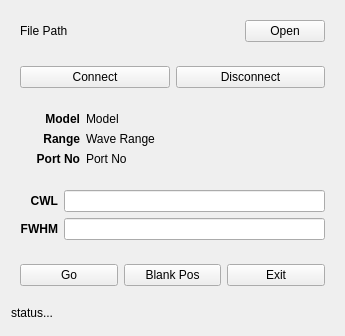
The window that PolySample/form.ui (iiSM4u/iiSM-SW_public) describes before a commit, drawn with Qt 5.
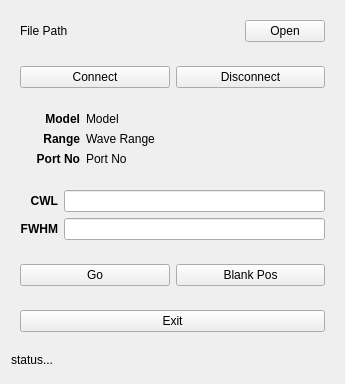
The same window after the commit.

Patch:
```diff
--- a/PolySample/form.ui
+++ b/PolySample/form.ui
@@ -7,7 +7,7 @@
     <x>0</x>
     <y>0</y>
     <width>345</width>
-    <height>336</height>
+    <height>384</height>
    </rect>
   </property>
   <property name="windowTitle">
@@ -231,6 +231,12 @@
         </property>
        </widget>
       </item>
+     </layout>
+    </widget>
+   </item>
+   <item>
+    <widget class="QWidget" name="widget_6" native="true">
+     <layout class="QVBoxLayout" name="verticalLayout_2">
       <item>
        <widget class="QPushButton" name="btnExit">
         <property name="text">
```
